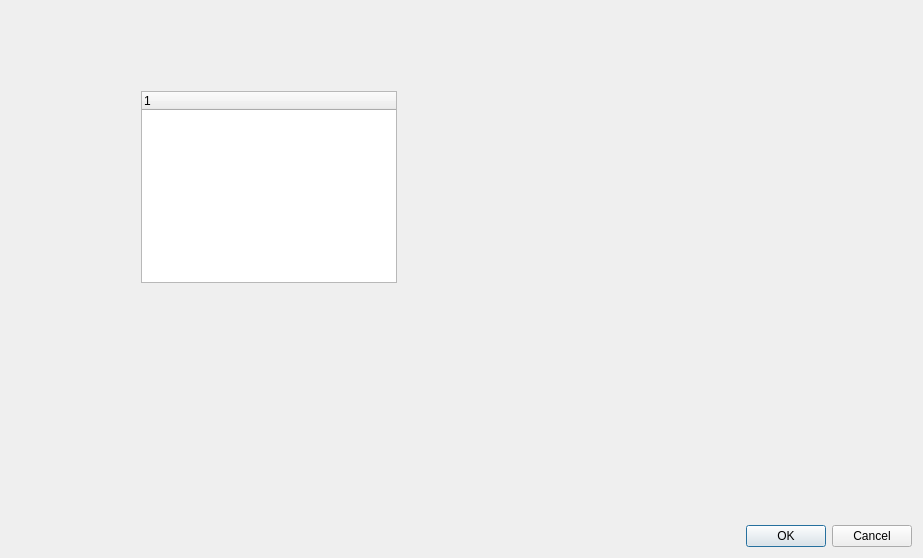
coolshou/qiperf, file qiperfc/src/dlgrecord.ui: the form before one commit.
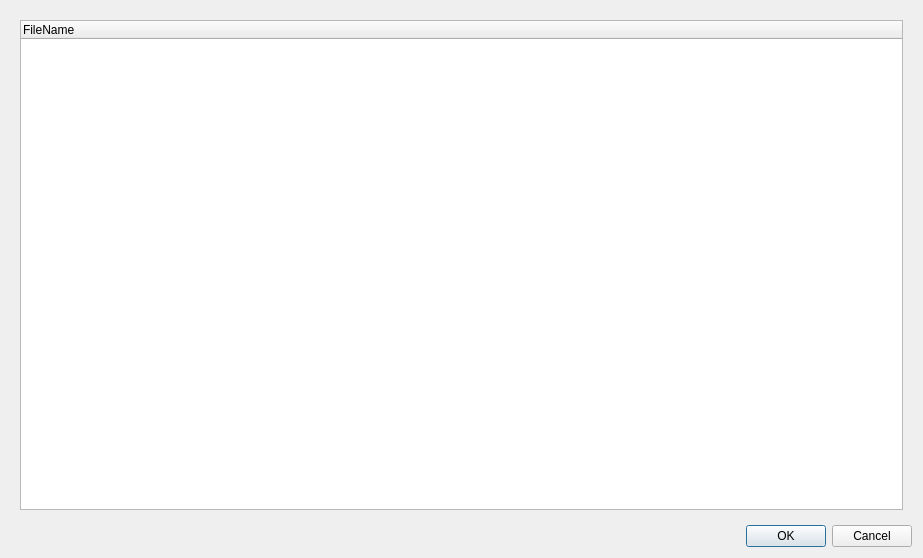
The form after the commit.

What changed in the file:
```diff
--- a/qiperfc/src/dlgrecord.ui
+++ b/qiperfc/src/dlgrecord.ui
@@ -16,21 +16,17 @@
   <layout class="QVBoxLayout" name="verticalLayout">
    <item>
     <widget class="QWidget" name="widget" native="true">
+     <layout class="QHBoxLayout" name="horizontalLayout">
+      <item>
      <widget class="QTreeWidget" name="treeWidget">
-      <property name="geometry">
-       <rect>
-        <x>130</x>
-        <y>80</y>
-        <width>256</width>
-        <height>192</height>
-       </rect>
-      </property>
       <column>
        <property name="text">
-        <string notr="true">1</string>
+          <string notr="true">FileName</string>
        </property>
       </column>
      </widget>
+      </item>
+     </layout>
     </widget>
    </item>
    <item>
```
Left out of the diff: 5 changed lines with no effect on the pictures. Lines whose indentation alone changed are shown as unchanged.
